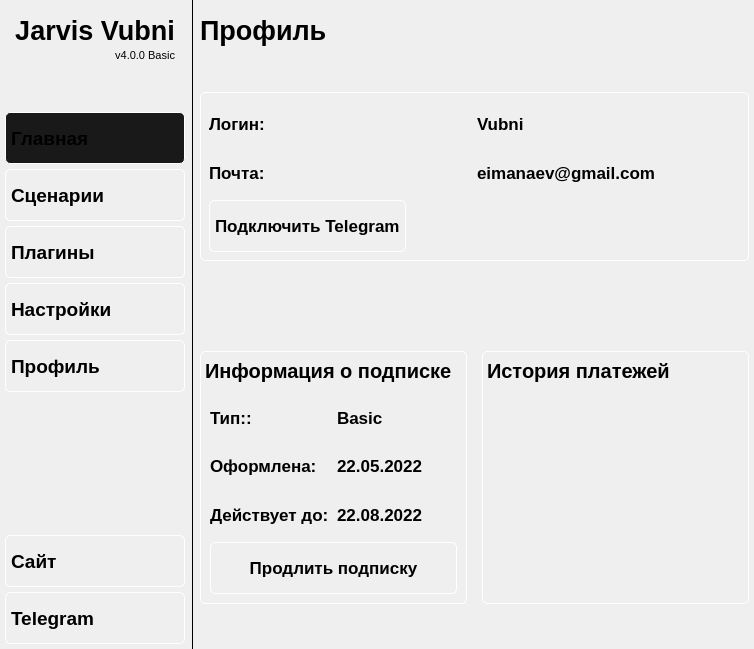
First picture: the form in scripts/main.ui, repository Vubni/jarvis-voice_user, before the edit.
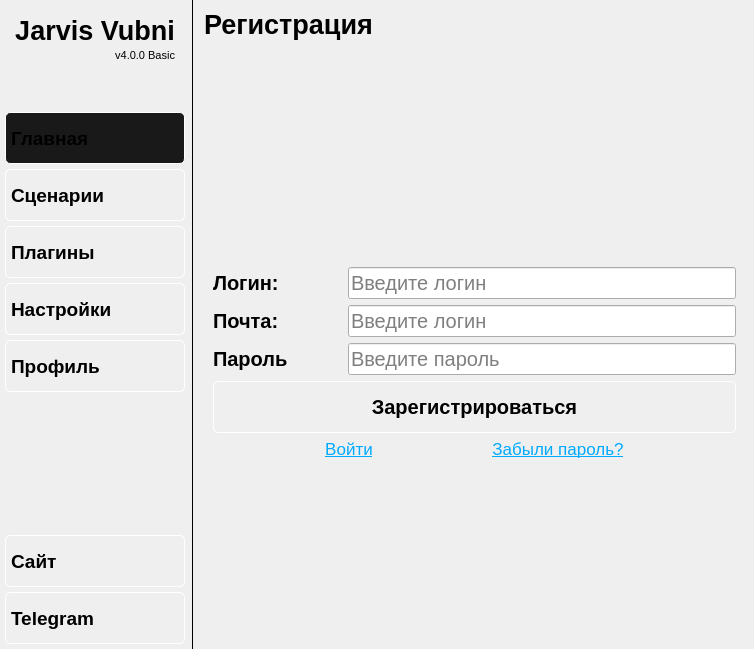
Second picture: the form after the edit. The open tabs and pages were chosen to show the change. Icons and pictures are not drawn.

Diff of the .ui file:
```diff
--- a/scripts/main.ui
+++ b/scripts/main.ui
@@ -1900,6 +1900,383 @@
        <zorder>verticalSpacer_4</zorder>
        <zorder>label_main_profile</zorder>
       </widget>
+      <widget class="QWidget" name="register_page">
+       <layout class="QVBoxLayout" name="verticalLayout_24">
+        <item>
+         <widget class="QLabel" name="label_main_home_3">
+          <property name="font">
+           <font>
+            <family>Arial</family>
+            <pointsize>20</pointsize>
+            <bold>true</bold>
+           </font>
+          </property>
+          <property name="text">
+           <string>Регистрация</string>
+          </property>
+         </widget>
+        </item>
+        <item>
+         <spacer name="verticalSpacer_16">
+          <property name="orientation">
+           <enum>Qt::Vertical</enum>
+          </property>
+          <property name="sizeType">
+           <enum>QSizePolicy::Minimum</enum>
+          </property>
+          <property name="sizeHint" stdset="0">
+           <size>
+            <width>158</width>
+            <height>40</height>
+           </size>
+          </property>
+         </spacer>
+        </item>
+        <item>
+         <layout class="QHBoxLayout" name="horizontalLayout_22">
+          <item>
+           <layout class="QVBoxLayout" name="verticalLayout_22">
+            <item>
+             <spacer name="verticalSpacer_14">
+              <property name="orientation">
+               <enum>Qt::Vertical</enum>
+              </property>
+              <property name="sizeHint" stdset="0">
+               <size>
+                <width>20</width>
+                <height>40</height>
+               </size>
+              </property>
+             </spacer>
+            </item>
+            <item>
+             <widget class="QWidget" name="widget_7" native="true">
+              <property name="styleSheet">
+               <string notr="true">QWidget#widget_6{
+border: 1px solid white;
+border-radius: 5px;
+}</string>
+              </property>
+              <layout class="QVBoxLayout" name="verticalLayout_23" stretch="1,0,1,1,0">
+               <item>
+                <layout class="QHBoxLayout" name="horizontalLayout_23" stretch="1,3">
+                 <item>
+                  <widget class="QLabel" name="label_prefix_15">
+                   <property name="sizePolicy">
+                    <sizepolicy hsizetype="Preferred" vsizetype="Preferred">
+                     <horstretch>1</horstretch>
+                     <verstretch>0</verstretch>
+                    </sizepolicy>
+                   </property>
+                   <property name="minimumSize">
+                    <size>
+                     <width>0</width>
+                     <height>30</height>
+                    </size>
+                   </property>
+                   <property name="font">
+                    <font>
+                     <family>Arial</family>
+                     <pointsize>15</pointsize>
+                     <bold>true</bold>
+                    </font>
+                   </property>
+                   <property name="text">
+                    <string>Логин:</string>
+                   </property>
+                  </widget>
+                 </item>
+                 <item>
+                  <widget class="QLineEdit" name="lineEdit_register_login">
+                   <property name="sizePolicy">
+                    <sizepolicy hsizetype="Expanding" vsizetype="Preferred">
+                     <horstretch>1</horstretch>
+                     <verstretch>1</verstretch>
+                    </sizepolicy>
+                   </property>
+                   <property name="font">
+                    <font>
+                     <family>Arial</family>
+                     <pointsize>15</pointsize>
+                    </font>
+                   </property>
+                   <property name="text">
+                    <string/>
+                   </property>
+                   <property name="maxLength">
+                    <number>20</number>
+                   </property>
+                   <property name="placeholderText">
+                    <string>Введите логин</string>
+                   </property>
+                   <property name="cursorMoveStyle">
+                    <enum>Qt::LogicalMoveStyle</enum>
+                   </property>
+                  </widget>
+                 </item>
+                </layout>
+               </item>
+               <item>
+                <layout class="QHBoxLayout" name="horizontalLayout_26" stretch="1,3">
+                 <item>
+                  <widget class="QLabel" name="label_prefix_17">
+                   <property name="sizePolicy">
+                    <sizepolicy hsizetype="Preferred" vsizetype="Preferred">
+                     <horstretch>1</horstretch>
+                     <verstretch>0</verstretch>
+                    </sizepolicy>
+                   </property>
+                   <property name="minimumSize">
+                    <size>
+                     <width>0</width>
+                     <height>30</height>
+                    </size>
+                   </property>
+                   <property name="font">
+                    <font>
+                     <family>Arial</family>
+                     <pointsize>15</pointsize>
+                     <bold>true</bold>
+                    </font>
+                   </property>
+                   <property name="text">
+                    <string>Почта:</string>
+                   </property>
+                  </widget>
+                 </item>
+                 <item>
+                  <widget class="QLineEdit" name="lineEdit_register_email">
+                   <property name="sizePolicy">
+                    <sizepolicy hsizetype="Expanding" vsizetype="Preferred">
+                     <horstretch>1</horstretch>
+                     <verstretch>1</verstretch>
+                    </sizepolicy>
+                   </property>
+                   <property name="font">
+                    <font>
+                     <family>Arial</family>
+                     <pointsize>15</pointsize>
+                    </font>
+                   </property>
+                   <property name="text">
+                    <string/>
+                   </property>
+                   <property name="maxLength">
+                    <number>20</number>
+                   </property>
+                   <property name="placeholderText">
+                    <string>Введите логин</string>
+                   </property>
+                   <property name="cursorMoveStyle">
+                    <enum>Qt::LogicalMoveStyle</enum>
+                   </property>
+                  </widget>
+                 </item>
+                </layout>
+               </item>
+               <item>
+                <layout class="QHBoxLayout" name="horizontalLayout_24" stretch="1,3">
+                 <item>
+                  <widget class="QLabel" name="label_prefix_16">
+                   <property name="sizePolicy">
+                    <sizepolicy hsizetype="Preferred" vsizetype="Preferred">
+                     <horstretch>1</horstretch>
+                     <verstretch>0</verstretch>
+                    </sizepolicy>
+                   </property>
+                   <property name="minimumSize">
+                    <size>
+                     <width>0</width>
+                     <height>30</height>
+                    </size>
+                   </property>
+                   <property name="font">
+                    <font>
+                     <family>Arial</family>
+                     <pointsize>15</pointsize>
+                     <bold>true</bold>
+                    </font>
+                   </property>
+                   <property name="text">
+                    <string>Пароль</string>
+                   </property>
+                  </widget>
+                 </item>
+                 <item>
+                  <widget class="QLineEdit" name="lineEdit_register_password">
+                   <property name="sizePolicy">
+                    <sizepolicy hsizetype="Expanding" vsizetype="Preferred">
+                     <horstretch>1</horstretch>
+                     <verstretch>1</verstretch>
+                    </sizepolicy>
+                   </property>
+                   <property name="font">
+                    <font>
+                     <family>Arial</family>
+                     <pointsize>15</pointsize>
+                    </font>
+                   </property>
+                   <property name="text">
+                    <string/>
+                   </property>
+                   <property name="maxLength">
+                    <number>20</number>
+                   </property>
+                   <property name="placeholderText">
+                    <string>Введите пароль</string>
+                   </property>
+                   <property name="cursorMoveStyle">
+                    <enum>Qt::LogicalMoveStyle</enum>
+                   </property>
+                  </widget>
+                 </item>
+                </layout>
+               </item>
+               <item>
+                <widget class="QPushButton" name="button_register">
+                 <property name="sizePolicy">
+                  <sizepolicy hsizetype="Minimum" vsizetype="Preferred">
+                   <horstretch>1</horstretch>
+                   <verstretch>1</verstretch>
+                  </sizepolicy>
+                 </property>
+                 <property name="minimumSize">
+                  <size>
+                   <width>0</width>
+                   <height>52</height>
+                  </size>
+                 </property>
+                 <property name="font">
+                  <font>
+                   <family>Arial</family>
+                   <pointsize>15</pointsize>
+                   <bold>true</bold>
+                  </font>
+                 </property>
+                 <property name="styleSheet">
+                  <string notr="true">QPushButton {
+icon-size: 40px;
+text-align: center;
+border: 1px solid white;
+border-radius: 5px;
+padding-top: 5px;
+padding-left: 5px;
+padding-bottom: 5px;
+padding-right: 5px;
+}
+
+QPushButton:hover {
+    background-color: rgb(39,39,39); 
+}
+
+QPushButton:pressed {
+background-color: rgb(25,25,25);
+}</string>
+                 </property>
+                 <property name="text">
+                  <string>Зарегистрироваться</string>
+                 </property>
+                 <property name="icon">
+                  <iconset resource="../resources.qrc">
+                   <normaloff>:/images/log-in-white.png</normaloff>:/images/log-in-white.png</iconset>
+                 </property>
+                </widget>
+               </item>
+               <item>
+                <layout class="QHBoxLayout" name="horizontalLayout_25">
+                 <item>
+                  <spacer name="horizontalSpacer_6">
+                   <property name="orientation">
+                    <enum>Qt::Horizontal</enum>
+                   </property>
+                   <property name="sizeHint" stdset="0">
+                    <size>
+                     <width>40</width>
+                     <height>20</height>
+                    </size>
+                   </property>
+                  </spacer>
+                 </item>
+                 <item>
+                  <widget class="QLabel" name="label_auth">
+                   <property name="font">
+                    <font>
+                     <pointsize>13</pointsize>
+                    </font>
+                   </property>
+                   <property name="text">
+                    <string>&lt;html&gt;&lt;head/&gt;&lt;body&gt;&lt;p&gt;&lt;a href=&quot;\&amp;quot;#\&amp;quot;&quot;&gt;&lt;span style=&quot; text-decoration: underline; color:#00aaff;&quot;&gt;Войти&lt;/span&gt;&lt;/a&gt;&lt;/p&gt;&lt;/body&gt;&lt;/html&gt;</string>
+                   </property>
+                   <property name="alignment">
+                    <set>Qt::AlignCenter</set>
+                   </property>
+                  </widget>
+                 </item>
+                 <item>
+                  <spacer name="horizontalSpacer_7">
+                   <property name="orientation">
+                    <enum>Qt::Horizontal</enum>
+                   </property>
+                   <property name="sizeHint" stdset="0">
+                    <size>
+                     <width>40</width>
+                     <height>20</height>
+                    </size>
+                   </property>
+                  </spacer>
+                 </item>
+                 <item>
+                  <widget class="QLabel" name="label_forgot_password_2">
+                   <property name="font">
+                    <font>
+                     <pointsize>13</pointsize>
+                    </font>
+                   </property>
+                   <property name="text">
+                    <string>&lt;html&gt;&lt;head/&gt;&lt;body&gt;&lt;p&gt;&lt;a href=&quot;\&amp;quot;#\&amp;quot;&quot;&gt;&lt;span style=&quot; text-decoration: underline; color:#00aaff;&quot;&gt;Забыли пароль?&lt;/span&gt;&lt;/a&gt;&lt;/p&gt;&lt;/body&gt;&lt;/html&gt;</string>
+                   </property>
+                   <property name="alignment">
+                    <set>Qt::AlignCenter</set>
+                   </property>
+                  </widget>
+                 </item>
+                 <item>
+                  <spacer name="horizontalSpacer_8">
+                   <property name="orientation">
+                    <enum>Qt::Horizontal</enum>
+                   </property>
+                   <property name="sizeHint" stdset="0">
+                    <size>
+                     <width>40</width>
+                     <height>20</height>
+                    </size>
+                   </property>
+                  </spacer>
+                 </item>
+                </layout>
+               </item>
+              </layout>
+             </widget>
+            </item>
+            <item>
+             <spacer name="verticalSpacer_15">
+              <property name="orientation">
+               <enum>Qt::Vertical</enum>
+              </property>
+              <property name="sizeHint" stdset="0">
+               <size>
+                <width>20</width>
+                <height>40</height>
+               </size>
+              </property>
+             </spacer>
+            </item>
+           </layout>
+          </item>
+         </layout>
+        </item>
+       </layout>
+      </widget>
       <widget class="QWidget" name="auth">
        <layout class="QVBoxLayout" name="verticalLayout_21">
         <property name="spacing">
```
Left out of the diff: 93 changed lines with no effect on the pictures.
